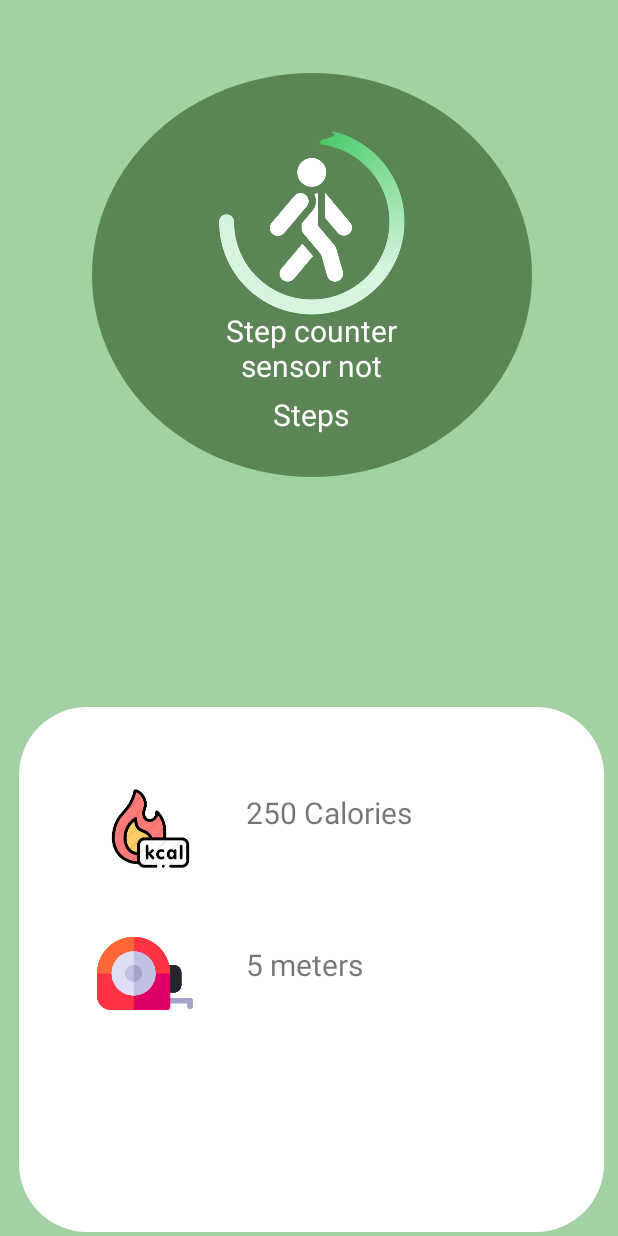
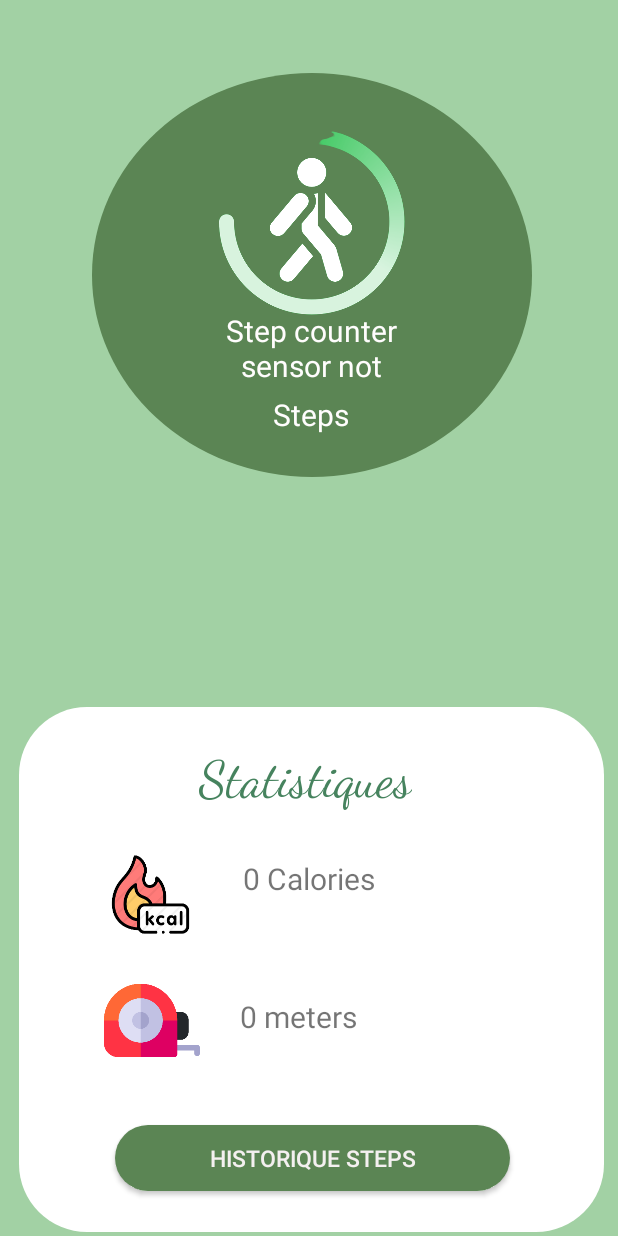
Before and after one commit to Iheb-Aouini/HealthyStep, an Android app: the screen it shows after launch (StepCount), after a tap on "SUIVANT", on a phone screen of 412 x 824 dp. Run offline under Robolectric (Android 15) with nearby library versions, the phone set to English and light mode, and no system bars.

Commit message:
final application houbatouba steps:)

```diff
--- a/app/src/main/AndroidManifest.xml
+++ b/app/src/main/AndroidManifest.xml
@@ -6,6 +6,8 @@
         android:required="true" />
 
     <uses-permission android:name="android.permission.ACTIVITY_RECOGNITION"/>
+
+    <uses-permission android:name="android.permission.READ_EXTERNAL_STORAGE" />
 
     <application
         android:allowBackup="true"
@@ -26,6 +28,8 @@
 
         <activity
             android:name=".StepCount"/>
+        <activity
+            android:name=".HistorySteps"/>
     </application>
 
 </manifest>
--- /dev/null
+++ b/app/src/main/java/com/iheb/healthystep/DatabaseHelper.java
@@ -0,0 +1,92 @@
+package com.iheb.healthystep;
+
+import android.content.ContentValues;
+import android.content.Context;
+import android.database.sqlite.SQLiteDatabase;
+import android.database.sqlite.SQLiteOpenHelper;
+
+
+public class DatabaseHelper extends SQLiteOpenHelper {
+
+    private static final String DB_NAME = "coursedb";
+
+    // below int is our database version
+    private static final int DB_VERSION = 1;
+
+    // below variable is for our table name.
+    public static final String TABLE_NAME = "data_steps";
+
+    // below variable is for our id column.
+    public static final String step_val = "step_val";
+
+    // below variable is for our course name column
+    public static final String id = "id";
+
+    // below variable id for our course duration column.
+    public static final String date = "date";
+
+    // below variable for our course description column.
+    public static final String calories = "calories";
+
+    // below variable is for our course tracks column.
+    public static final String meters = "meters";
+
+    // creating a constructor for our database handler.
+    public DatabaseHelper(Context context) {
+        super(context, DB_NAME, null, DB_VERSION);
+    }
+
+    // below method is for creating a database by running a sqlite query
+    @Override
+    public void onCreate(SQLiteDatabase db) {
+        // on below line we are creating
+        // an sqlite query and we are
+        // setting our column names
+        // along with their data types.
+        String query = "CREATE TABLE " + TABLE_NAME + " ("
+                + id + " INTEGER PRIMARY KEY AUTOINCREMENT, "
+                + step_val + " INTEGER,"
+                + date + " TEXT,"
+                + calories + " TEXT,"
+                + meters + " TEXT)";
+
+        // at last we are calling a exec sql
+        // method to execute above sql query
+        db.execSQL(query);
+    }
+
+    // this method is use to add new course to our sqlite database.
+    public void addNewSteps(int step_val, String date, double calories, double meters) {
+
+        // on below line we are creating a variable for
+        // our sqlite database and calling writable method
+        // as we are writing data in our database.
+        SQLiteDatabase db = this.getWritableDatabase();
+
+        // on below line we are creating a
+        // variable for content values.
+        ContentValues values = new ContentValues();
+
+        // on below line we are passing all values
+        // along with its key and value pair.
+        values.put(this.step_val, step_val);
+        values.put(this.date, date);
+        values.put(this.calories, calories);
+        values.put(this.meters, meters);
+
+        // after adding all values we are passing
+        // content values to our table.
+        db.insert(TABLE_NAME, null, values);
+
+        // at last we are closing our
+        // database after adding database.
+        db.close();
+    }
+
+    @Override
+    public void onUpgrade(SQLiteDatabase db, int oldVersion, int newVersion) {
+        // this method is called to check if the table exists already.
+        db.execSQL("DROP TABLE IF EXISTS " + TABLE_NAME);
+        onCreate(db);
+    }
+}
--- a/app/src/main/java/com/iheb/healthystep/MainActivity.java
+++ b/app/src/main/java/com/iheb/healthystep/MainActivity.java
@@ -1,7 +1,6 @@
 package com.iheb.healthystep;
 
 import androidx.appcompat.app.AppCompatActivity;
-
 import android.content.Intent;
 import android.os.Bundle;
 import android.view.View;
--- a/app/src/main/java/com/iheb/healthystep/StepCount.java
+++ b/app/src/main/java/com/iheb/healthystep/StepCount.java
@@ -1,28 +1,130 @@
 package com.iheb.healthystep;
 
+import android.content.Context;
+import android.content.Intent;
+import android.content.SharedPreferences;
 import android.hardware.Sensor;
 import android.hardware.SensorEvent;
 import android.hardware.SensorEventListener;
 import android.hardware.SensorManager;
 import androidx.appcompat.app.AppCompatActivity;
+import androidx.collection.CircularArray;
+
 import android.os.Bundle;
+import android.view.View;
+import android.widget.Button;
 import android.widget.TextView;
+import android.widget.Toast;
+
+import java.util.Calendar;
 
 public class StepCount extends AppCompatActivity implements SensorEventListener {
 
     private SensorManager sensorManager;
     private TextView stepCounterTextView;
+    private TextView calories;
+    private TextView meters;
+    private Button but;
     private boolean running = false;
     private int stepCount = 0;
+    private DatabaseHelper dbHandler;
+
 
     @Override
     protected void onCreate(Bundle savedInstanceState) {
         super.onCreate(savedInstanceState);
         setContentView(R.layout.activity_steps);
 
+        dbHandler = new DatabaseHelper(StepCount.this);
+
+
         stepCounterTextView = (TextView) findViewById(R.id.stepcounter);
+        calories = (TextView) findViewById(R.id.calories);
+        meters = (TextView) findViewById(R.id.meters);
+
+
         sensorManager = (SensorManager) getSystemService(SENSOR_SERVICE);
+        stepCount=getStepCache();
+
+        Calendar c = Calendar.getInstance();
+
+        int day = c.get(Calendar.DAY_OF_MONTH);
+       if (getdayCache()!=day){
+        //stepCounterTextView.setText(String.valueOf(day));
+            // SQL QUERY STORE DATA
+
+           int year = c.get(Calendar.YEAR);
+           int month = c.get(Calendar.MONTH) + 1; // Calendar.MONTH is zero-indexed
+           String date=day+"/"+month+"/"+year;
+           double cal=(double)stepCount/20.0;
+           double met=(double)stepCount/1.3123;
+           dbHandler.addNewSteps(stepCount, date, cal, met);
+           Toast.makeText(StepCount.this, "les Steps de ce jour sont enregistrés.", Toast.LENGTH_SHORT).show();
+
+
+           stepCount=0;
+           dayCache(day);
+
+       }
+
+        but= (Button)findViewById(R.id.history);
+        but.setOnClickListener(new View.OnClickListener(){
+            @Override
+            public void onClick(View v){
+                history_activity();
+            }
+        });
+
     }
+
+    protected void dayCache(int day) {
+        SharedPreferences sharedPreferences = getPreferences(Context.MODE_PRIVATE);
+
+
+        SharedPreferences.Editor editor = sharedPreferences.edit();
+
+        editor.putInt("day", day);
+
+        editor.apply();
+    }
+
+
+    protected int getdayCache(){
+        SharedPreferences sharedPreferences = getPreferences(Context.MODE_PRIVATE);
+
+// Get the value from the SharedPreferences object
+        int value = sharedPreferences.getInt("day",0 );
+        return value;
+    }
+
+        //store data in cache
+    protected void stepCache(){
+        // Get a reference to the SharedPreferences object
+
+        SharedPreferences sharedPreferences = getPreferences(Context.MODE_PRIVATE);
+
+// Get a reference to the SharedPreferences editor
+
+        SharedPreferences.Editor editor = sharedPreferences.edit();
+
+// Put the value in the SharedPreferences object
+        editor.putInt("counts", stepCount);
+
+// Commit the changes
+        editor.apply();
+    }
+
+    //get value from  cache
+    protected int getStepCache(){
+        // Get a reference to the SharedPreferences object
+        SharedPreferences sharedPreferences = getPreferences(Context.MODE_PRIVATE);
+
+// Get the value from the SharedPreferences object
+        int value = sharedPreferences.getInt("counts",0 );
+        return value;
+    }
+
+
 
     @Override
     protected void onResume() {
@@ -48,11 +150,30 @@ public class StepCount extends AppCompatActivity implements SensorEventListener
     public void onSensorChanged(SensorEvent event) {
         if (running) {
             stepCount++;
+            double cal=(double)stepCount/20.0;
+            double met=(double)stepCount/1.3123;
+            calories.setText(String.valueOf(cal)+" Calories burnt");
+            meters.setText(String.valueOf(String.format("%.2f", met))+" Meters Crossed");
+
             stepCounterTextView.setText(String.valueOf(stepCount));
+            stepCache();
         }
     }
 
     @Override
     public void onAccuracyChanged(Sensor sensor, int accuracy) {
     }
+
+
+
+
+
+
+
+    protected void history_activity(){
+        Intent intent = new Intent(this,HistorySteps.class);
+        startActivity(intent);
+    }
+
+
 }
--- a/app/src/main/res/layout/activity_steps.xml
+++ b/app/src/main/res/layout/activity_steps.xml
@@ -41,7 +41,7 @@
             android:layout_height="51dp"
             android:layout_marginBottom="60dp"
             android:gravity="center"
-            android:text="105"
+            android:text="0"
             android:textColor="#FFFDFD"
             android:textSize="20sp"
             app:layout_constraintBottom_toBottomOf="parent"
@@ -74,30 +74,30 @@
         app:layout_constraintVertical_bias="0.994">
 
         <TextView
-            android:id="@+id/textView9"
-            android:layout_width="159dp"
-            android:layout_height="54dp"
-            android:text="250 Calories "
+            android:id="@+id/calories"
+            android:layout_width="237dp"
+            android:layout_height="55dp"
+            android:text="0 Calories "
             android:textSize="20sp"
             app:layout_constraintBottom_toBottomOf="parent"
             app:layout_constraintEnd_toEndOf="parent"
-            app:layout_constraintHorizontal_bias="0.655"
+            app:layout_constraintHorizontal_bias="0.98"
             app:layout_constraintStart_toStartOf="parent"
             app:layout_constraintTop_toTopOf="parent"
-            app:layout_constraintVertical_bias="0.191" />
+            app:layout_constraintVertical_bias="0.342" />
 
         <TextView
-            android:id="@+id/textView11"
-            android:layout_width="159dp"
-            android:layout_height="54dp"
-            android:text="5 meters "
+            android:id="@+id/meters"
+            android:layout_width="240dp"
+            android:layout_height="42dp"
+            android:text="0 meters "
             android:textSize="20sp"
             app:layout_constraintBottom_toBottomOf="parent"
             app:layout_constraintEnd_toEndOf="parent"
-            app:layout_constraintHorizontal_bias="0.655"
+            app:layout_constraintHorizontal_bias="0.98"
             app:layout_constraintStart_toStartOf="parent"
             app:layout_constraintTop_toTopOf="parent"
-            app:layout_constraintVertical_bias="0.534" />
+            app:layout_constraintVertical_bias="0.626" />
 
         <ImageView
             android:id="@+id/imageView10"
@@ -105,10 +105,10 @@
             android:layout_height="71dp"
             app:layout_constraintBottom_toBottomOf="parent"
             app:layout_constraintEnd_toEndOf="parent"
-            app:layout_constraintHorizontal_bias="0.16"
+            app:layout_constraintHorizontal_bias="0.174"
             app:layout_constraintStart_toStartOf="parent"
             app:layout_constraintTop_toTopOf="parent"
-            app:layout_constraintVertical_bias="0.51"
+            app:layout_constraintVertical_bias="0.623"
             app:srcCompat="@mipmap/meter" />
 
         <ImageView
@@ -117,11 +117,43 @@
             android:layout_height="wrap_content"
             app:layout_constraintBottom_toBottomOf="parent"
             app:layout_constraintEnd_toEndOf="parent"
-            app:layout_constraintHorizontal_bias="0.138"
+            app:layout_constraintHorizontal_bias="0.14"
             app:layout_constraintStart_toStartOf="parent"
             app:layout_constraintTop_toTopOf="parent"
-            app:layout_constraintVertical_bias="0.174"
+            app:layout_constraintVertical_bias="0.328"
             app:srcCompat="@mipmap/myimage" />
+
+        <TextView
+            android:id="@+id/textView3"
+            android:layout_width="wrap_content"
+            android:layout_height="wrap_content"
+            android:fontFamily="cursive"
+            android:text="Statistiques"
+            android:textColor="#46835E"
+            android:textSize="34sp"
+            app:layout_constraintBottom_toBottomOf="parent"
+            app:layout_constraintEnd_toEndOf="parent"
+            app:layout_constraintHorizontal_bias="0.485"
+            app:layout_constraintStart_toStartOf="parent"
+            app:layout_constraintTop_toTopOf="parent"
+            app:layout_constraintVertical_bias="0.09" />
+
+        <androidx.appcompat.widget.AppCompatButton
+            android:id="@+id/history"
+            android:layout_width="263dp"
+            android:layout_height="44dp"
+            android:background="@drawable/rounder"
+            android:backgroundTint="#5B8554"
+            android:text="Historique Steps"
+            android:textColor="#F4F0F0"
+            android:textSize="15dp"
+            app:layout_constraintBottom_toBottomOf="parent"
+            app:layout_constraintEnd_toEndOf="parent"
+            app:layout_constraintHorizontal_bias="0.503"
+            app:layout_constraintStart_toStartOf="parent"
+            app:layout_constraintTop_toTopOf="parent"
+            app:layout_constraintVertical_bias="0.911" />
+
     </androidx.constraintlayout.widget.ConstraintLayout>
 
 
```
Also changed, not shown: app/src/main/java/com/iheb/healthystep/HistorySteps.java (added, +90 -0 lines), app/src/main/res/layout/activity_history.xml (added, +63 -0 lines).
